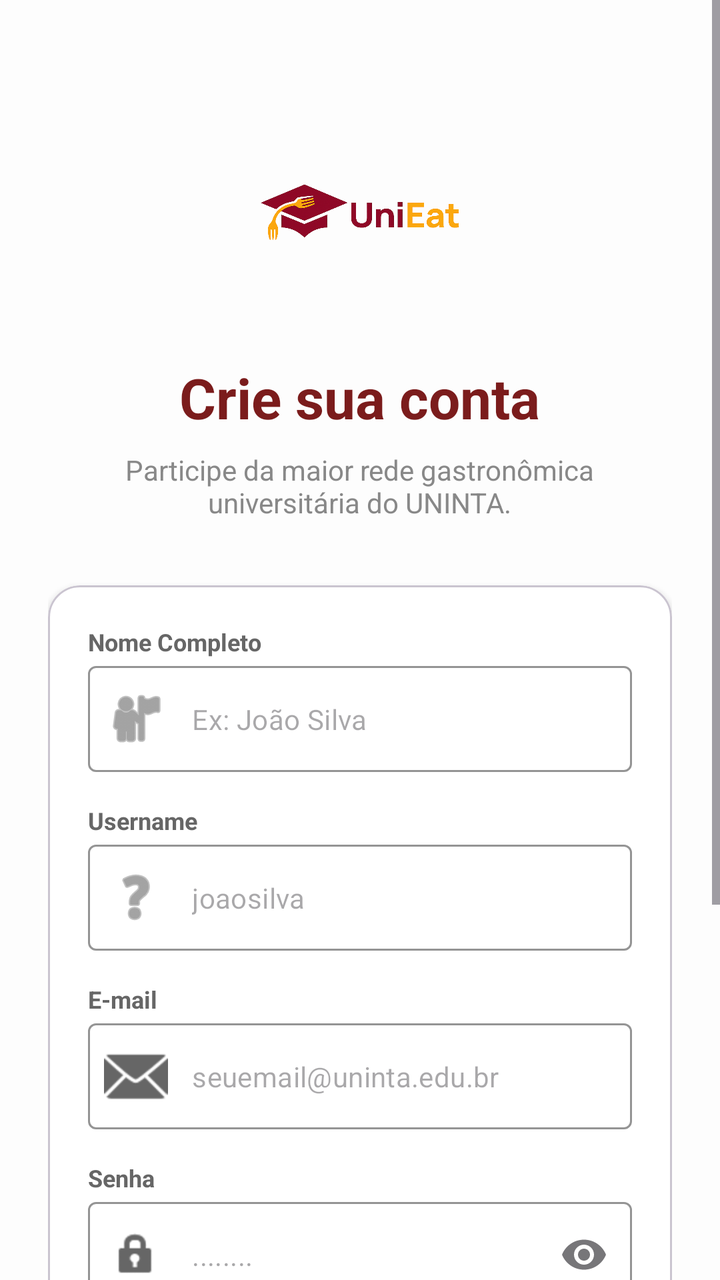
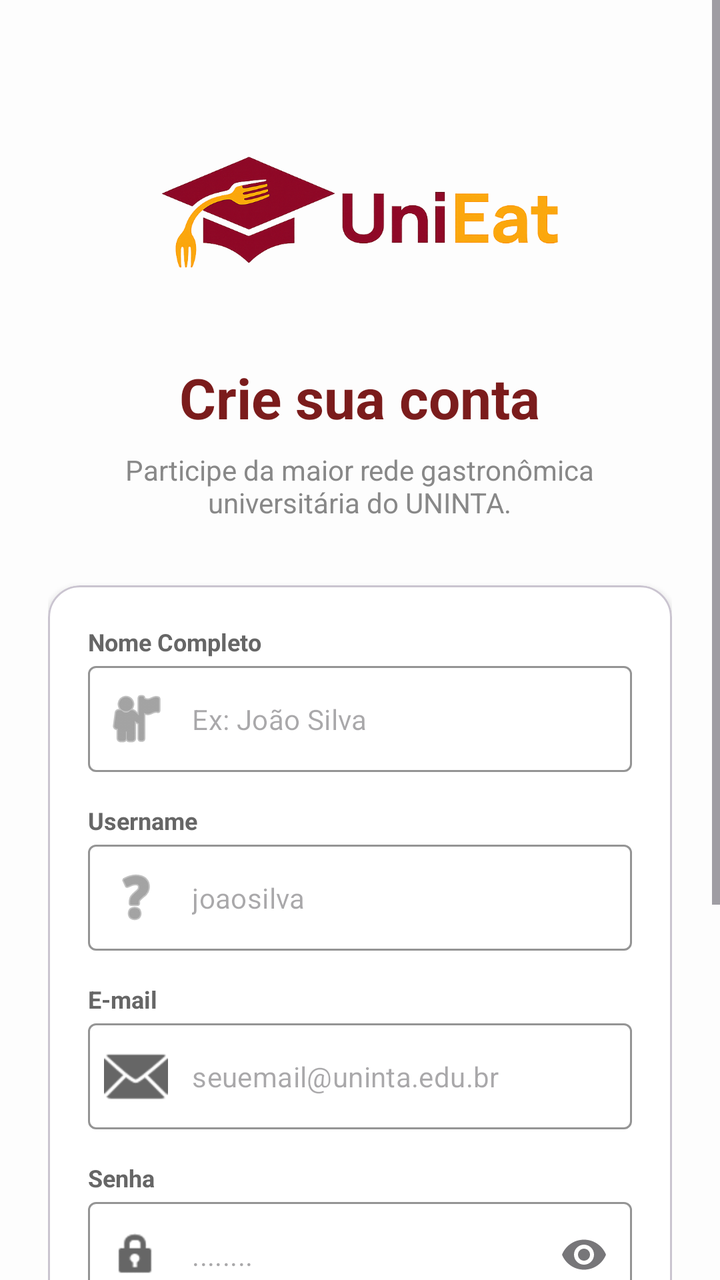

Compare the two renders of this Android layout. The source of the first and the diff that turns it into the second are given below.
<!-- AndroidManifest.xml: application theme Theme.UniEat -->
<!-- res/layout/activity_register.xml -->
<?xml version="1.0" encoding="utf-8"?>
<androidx.constraintlayout.widget.ConstraintLayout xmlns:android="http://schemas.android.com/apk/res/android"
    xmlns:app="http://schemas.android.com/apk/res-auto"
    xmlns:tools="http://schemas.android.com/tools"
    android:layout_width="match_parent"
    android:layout_height="match_parent"
    android:background="#FDFDFD">

    <ScrollView
        android:layout_width="match_parent"
        android:layout_height="match_parent"
        android:fillViewport="true">

        <LinearLayout
            android:layout_width="match_parent"
            android:layout_height="wrap_content"
            android:gravity="center_horizontal"
            android:orientation="vertical"
            android:padding="24dp">

            <ImageView
                android:layout_width="100dp"
                android:layout_height="100dp"
                android:layout_marginTop="32dp"
                android:src="@drawable/logo_unieat"
                android:contentDescription="UniEat Logo" />

            <TextView
                android:layout_width="wrap_content"
                android:layout_height="wrap_content"
                android:layout_marginTop="24dp"
                android:text="Crie sua conta"
                android:textColor="#7B1C1C"
                android:textSize="28sp"
                android:textStyle="bold" />

            <TextView
                android:layout_width="wrap_content"
                android:layout_height="wrap_content"
                android:layout_marginTop="8dp"
                android:gravity="center"
                android:text="Participe da maior rede gastronômica\nuniversitária do UNINTA."
                android:textColor="#888888"
                android:textSize="14sp" />

            <com.google.android.material.card.MaterialCardView
                android:layout_width="match_parent"
                android:layout_height="wrap_content"
                android:layout_marginTop="32dp"
                app:cardBackgroundColor="#FFFFFF"
                app:cardCornerRadius="16dp"
                app:cardElevation="2dp">

                <LinearLayout
                    android:layout_width="match_parent"
                    android:layout_height="wrap_content"
                    android:orientation="vertical"
                    android:padding="20dp">

                    <TextView
                        android:layout_width="wrap_content"
                        android:layout_height="wrap_content"
                        android:text="Nome Completo"
                        android:textColor="#666666"
                        android:textSize="12sp"
                        android:textStyle="bold" />

                    <com.google.android.material.textfield.TextInputLayout
                        style="@style/Widget.MaterialComponents.TextInputLayout.OutlinedBox"
                        android:layout_width="match_parent"
                        android:layout_height="wrap_content"
                        android:layout_marginTop="4dp"
                        app:boxStrokeColor="#DDDDDD"
                        app:hintEnabled="false"
                        app:startIconDrawable="@android:drawable/ic_menu_myplaces"
                        app:startIconTint="#666666">

                        <com.google.android.material.textfield.TextInputEditText
                            android:id="@+id/etName"
                            android:layout_width="match_parent"
                            android:layout_height="wrap_content"
                            android:hint="Ex: João Silva"
                            android:inputType="textPersonName"
                            android:textSize="14sp" />
                    </com.google.android.material.textfield.TextInputLayout>

                    <TextView
                        android:layout_width="wrap_content"
                        android:layout_height="wrap_content"
                        android:layout_marginTop="16dp"
                        android:text="Username"
                        android:textColor="#666666"
                        android:textSize="12sp"
                        android:textStyle="bold" />

                    <com.google.android.material.textfield.TextInputLayout
                        style="@style/Widget.MaterialComponents.TextInputLayout.OutlinedBox"
                        android:layout_width="match_parent"
                        android:layout_height="wrap_content"
                        android:layout_marginTop="4dp"
                        app:boxStrokeColor="#DDDDDD"
                        app:hintEnabled="false"
                        app:startIconDrawable="@android:drawable/ic_menu_help"
                        app:startIconTint="#666666">

                        <com.google.android.material.textfield.TextInputEditText
                            android:id="@+id/etUsername"
                            android:layout_width="match_parent"
                            android:layout_height="wrap_content"
                            android:hint="joaosilva"
                            android:inputType="text"
                            android:textSize="14sp" />
                    </com.google.android.material.textfield.TextInputLayout>

                    <TextView
                        android:layout_width="wrap_content"
                        android:layout_height="wrap_content"
                        android:layout_marginTop="16dp"
                        android:text="E-mail"
                        android:textColor="#666666"
                        android:textSize="12sp"
                        android:textStyle="bold" />

                    <com.google.android.material.textfield.TextInputLayout
                        style="@style/Widget.MaterialComponents.TextInputLayout.OutlinedBox"
                        android:layout_width="match_parent"
                        android:layout_height="wrap_content"
                        android:layout_marginTop="4dp"
                        app:boxStrokeColor="#DDDDDD"
                        app:hintEnabled="false"
                        app:startIconDrawable="@android:drawable/ic_dialog_email"
                        app:startIconTint="#666666">

                        <com.google.android.material.textfield.TextInputEditText
                            android:id="@+id/etEmail"
                            android:layout_width="match_parent"
                            android:layout_height="wrap_content"
                            android:hint="seuemail@uninta.edu.br"
                            android:inputType="textEmailAddress"
                            android:textSize="14sp" />
                    </com.google.android.material.textfield.TextInputLayout>

                    <TextView
                        android:layout_width="wrap_content"
                        android:layout_height="wrap_content"
                        android:layout_marginTop="16dp"
                        android:text="Senha"
                        android:textColor="#666666"
                        android:textSize="12sp"
                        android:textStyle="bold" />

                    <com.google.android.material.textfield.TextInputLayout
                        style="@style/Widget.MaterialComponents.TextInputLayout.OutlinedBox"
                        android:layout_width="match_parent"
                        android:layout_height="wrap_content"
                        android:layout_marginTop="4dp"
                        app:boxStrokeColor="#DDDDDD"
                        app:endIconMode="password_toggle"
                        app:hintEnabled="false"
                        app:startIconDrawable="@android:drawable/ic_lock_idle_lock"
                        app:startIconTint="#666666">

                        <com.google.android.material.textfield.TextInputEditText
                            android:id="@+id/etPassword"
                            android:layout_width="match_parent"
                            android:layout_height="wrap_content"
                            android:hint="........"
                            android:inputType="textPassword"
                            android:textSize="14sp" />
                    </com.google.android.material.textfield.TextInputLayout>

                    <TextView
                        android:layout_width="wrap_content"
                        android:layout_height="wrap_content"
                        android:layout_marginTop="16dp"
                        android:text="Tipo de Perfil"
                        android:textColor="#666666"
                        android:textSize="12sp"
                        android:textStyle="bold" />

                    <LinearLayout
                        android:layout_width="match_parent"
                        android:layout_height="48dp"
                        android:layout_marginTop="8dp"
                        android:background="@drawable/shape_toggle_bg"
                        android:orientation="horizontal"
                        android:padding="2dp">

                        <Button
                            android:id="@+id/btnRoleStudent"
                            android:layout_width="0dp"
                            android:layout_height="match_parent"
                            android:layout_weight="1"
                            android:backgroundTint="#7B1C1C"
                            android:text="Aluno"
                            android:textAllCaps="false"
                            android:textColor="#FFFFFF"
                            app:cornerRadius="8dp" />

                        <Button
                            android:id="@+id/btnRoleKitchen"
                            android:layout_width="0dp"
                            android:layout_height="match_parent"
                            android:layout_weight="1"
                            android:backgroundTint="#F0E8E8"
                            android:text="Cozinheiro"
                            android:textAllCaps="false"
                            android:textColor="#7B1C1C"
                            app:cornerRadius="8dp" />
                    </LinearLayout>

                    <com.google.android.material.button.MaterialButton
                        android:id="@+id/btnRegister"
                        android:layout_width="match_parent"
                        android:layout_height="56dp"
                        android:layout_marginTop="24dp"
                        android:backgroundTint="#7B1C1C"
                        android:text="Cadastrar"
                        android:textAllCaps="false"
                        android:textColor="#FFFFFF"
                        android:textSize="16sp"
                        android:textStyle="bold"
                        app:cornerRadius="12dp" />

                    <TextView
                        android:id="@+id/tvBackToLogin"
                        android:layout_width="wrap_content"
                        android:layout_height="wrap_content"
                        android:layout_gravity="center"
                        android:layout_marginTop="20dp"
                        android:text="Já possui uma conta? Entrar agora"
                        android:textColor="#666666"
                        android:textSize="14sp" />

                </LinearLayout>
            </com.google.android.material.card.MaterialCardView>

        </LinearLayout>
    </ScrollView>

</androidx.constraintlayout.widget.ConstraintLayout>
<!-- resources referenced by this layout -->
<resources>
  <!-- drawable logo_unieat: png bitmap (drawable, 134527 bytes) -->
  <!-- drawable shape_toggle_bg (drawable) -->
  <?xml version="1.0" encoding="utf-8"?>
  <shape xmlns:android="http://schemas.android.com/apk/res/android"
      android:shape="rectangle">
      <solid android:color="#F0E8E8" />
      <stroke
          android:width="1dp"
          android:color="#D4BBBB" />
      <corners android:radius="8dp" />
  </shape>
  <style name="Theme.UniEat" parent="Base.Theme.UniEat" />
  <style name="Base.Theme.UniEat" parent="Theme.Material3.DayNight.NoActionBar">
      </style>
</resources>

<!-- the commit's change to res/layout/activity_register.xml (unified diff, before → after) -->
@@ -19,7 +19,7 @@
             android:padding="24dp">
 
             <ImageView
-                android:layout_width="100dp"
+                android:layout_width="200dp"
                 android:layout_height="100dp"
                 android:layout_marginTop="32dp"
                 android:src="@drawable/logo_unieat"
